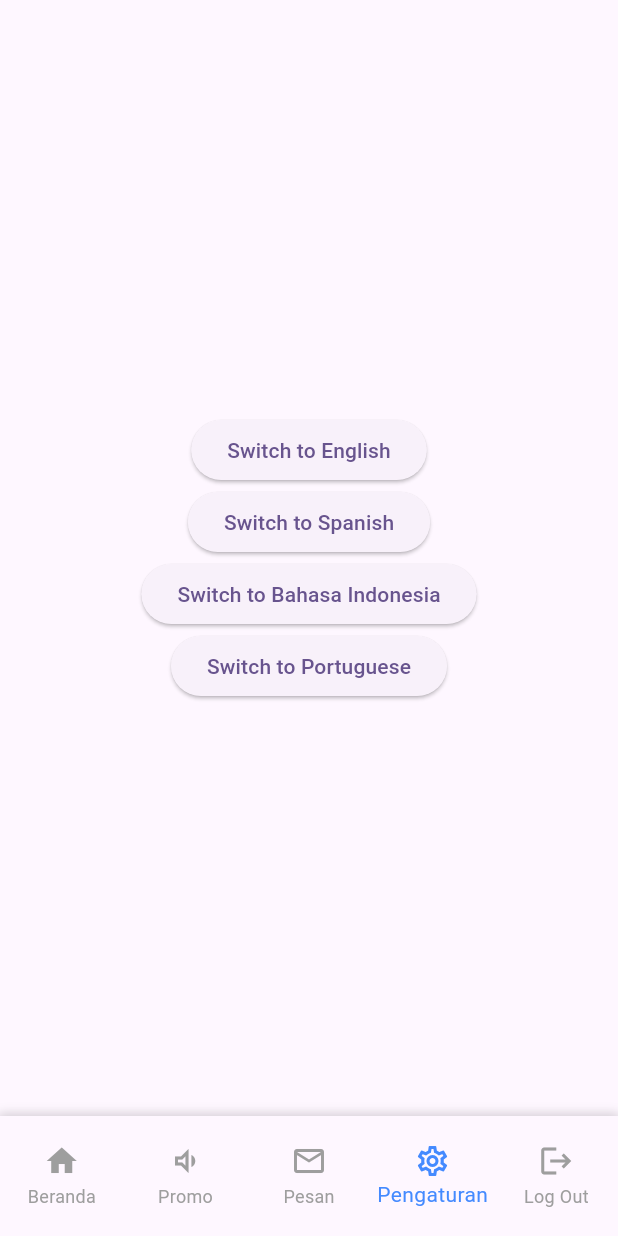
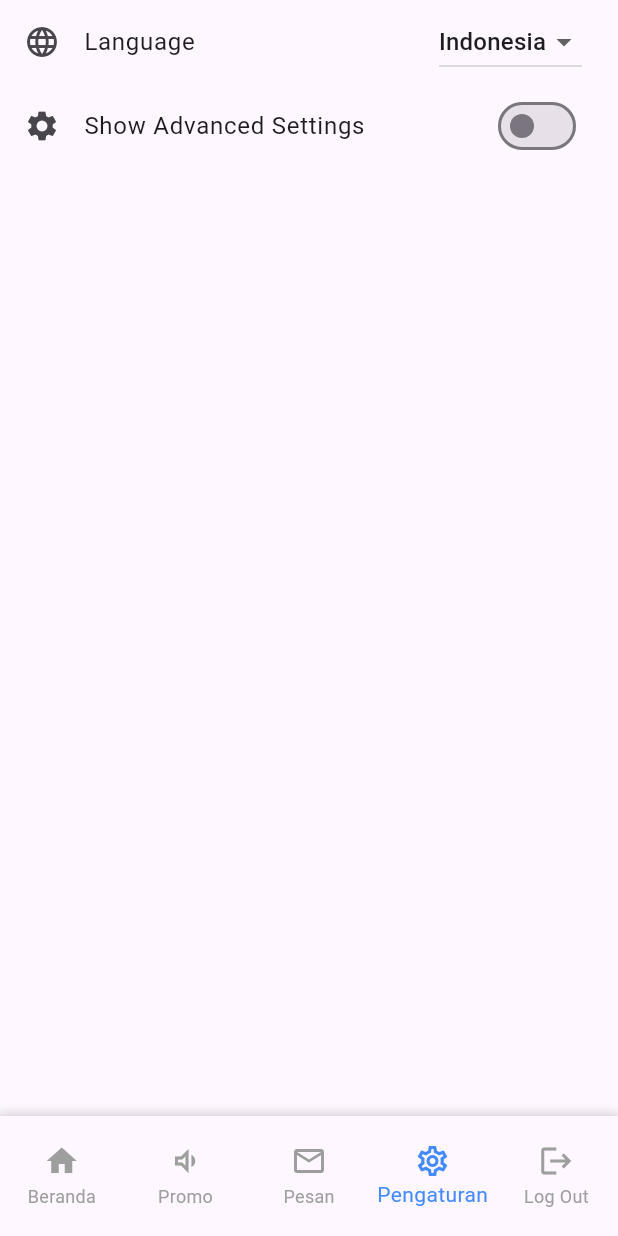
Before and after one commit to urayfajri/mobileBankApp, a Flutter app: the NavigationPage screen opened directly, item 4 of the bottom bar chosen, on a phone screen of 412 x 824 dp. Run offline on Flutter 3.47's test engine with Material 3 defaults, Android fonts, the phone set to English and light mode, and no system bars; our stand-ins replace flutter_secure_storage, localization, page_transition; missing offline and left inert: qr_code_scanner; accounts and stored records are empty; network calls fail.

Commit message:
setting page

```diff
--- a/lib/src/pages/navigation.dart
+++ b/lib/src/pages/navigation.dart
@@ -2,6 +2,7 @@ import 'package:flutter/material.dart';
 import 'package:mobile_bank_app/src/pages/home.page.dart';
 import 'package:mobile_bank_app/src/pages/login.page.dart';
 import 'package:mobile_bank_app/src/pages/chat.page.dart';
+import 'package:mobile_bank_app/src/pages/setting.page.dart';
 import 'package:mobile_bank_app/src/pages/widgets/test.dart';
 import 'package:page_transition/page_transition.dart';
 
@@ -21,6 +22,8 @@ class _NavigationPageState extends State<NavigationPage> {
         return const HomePage();
       case 2:
         return const ChatPage();
+      case 3:
+        return const SettingPage();
       default:
         return const TestPage();
     }
--- /dev/null
+++ b/lib/src/pages/setting.page.dart
@@ -0,0 +1,157 @@
+import 'package:flutter/material.dart';
+import 'package:mobile_bank_app/main.dart';
+import 'package:mobile_bank_app/src/logic/secure.storage.service.dart';
+
+class SettingPage extends StatefulWidget {
+  const SettingPage({super.key});
+
+  @override
+  // ignore: library_private_types_in_public_api
+  _SettingPageState createState() => _SettingPageState();
+}
+
+class _SettingPageState extends State<SettingPage> {
+  String _selectedLanguage = 'English';
+  bool _showAdvancedSettings = false;
+  final storage = SecureStorage();
+
+  @override
+  void initState() {
+    super.initState();
+    _checkLang();
+  }
+
+  Future<void> _checkLang() async {
+    String? currentLang = await storage.readData('lang');
+    setState(() {
+      switch (currentLang) {
+        case 'id':
+          _selectedLanguage = 'Indonesia';
+          break;
+        case 'en':
+          _selectedLanguage = 'English';
+          break;
+        case 'pt':
+          _selectedLanguage = 'Brazil';
+          break;
+        case 'es':
+          _selectedLanguage = 'Spanish';
+          break;
+        default:
+          break;
+      }
+    });
+  }
+
+  @override
+  Widget build(BuildContext context) {
+    return Scaffold(
+      appBar: null,
+      body: ListView(
+        children: <Widget>[
+          ListTile(
+            leading: const Icon(Icons.language),
+            title: const Text('Language'),
+            trailing: DropdownButton<String>(
+              value: _selectedLanguage,
+              onChanged: (newValue) {
+                setState(() {
+                  _selectedLanguage = newValue!;
+                  _changeLanguage(newValue);
+                });
+              },
+              items: <String>['English', 'Spanish', 'Brazil', 'Indonesia']
+                  .map<DropdownMenuItem<String>>((String value) {
+                return DropdownMenuItem<String>(
+                  value: value,
+                  child: Text(value),
+                );
+              }).toList(),
+            ),
+          ),
+          ListTile(
+            leading: const Icon(Icons.settings),
+            title: const Text('Show Advanced Settings'),
+            trailing: Switch(
+              value: _showAdvancedSettings,
+              onChanged: (bool value) {
+                setState(() {
+                  _showAdvancedSettings = value;
+                });
+              },
+            ),
+          ),
+          if (_showAdvancedSettings) ...[
+            ListTile(
+              leading: const Icon(Icons.wifi),
+              title: const Text('Wi-Fi'),
+              trailing: Switch(
+                value:
+                    true, // You can set initial value based on user preference
+                onChanged: (bool value) {
+                  // Do something when the switch is toggled
+                },
+              ),
+            ),
+            ListTile(
+              leading: const Icon(Icons.bluetooth),
+              title: const Text('Bluetooth'),
+              trailing: Switch(
+                value:
+                    false, // You can set initial value based on user preference
+                onChanged: (bool value) {
+                  // Do something when the switch is toggled
+                },
+              ),
+            ),
+            ListTile(
+              leading: const Icon(Icons.lightbulb),
+              title: const Text('Dark Mode'),
+              trailing: Switch(
+                value:
+                    false, // You can set initial value based on user preference
+                onChanged: (bool value) {
+                  // Do something when the switch is toggled
+                },
+              ),
+            ),
+            ListTile(
+              leading: const Icon(Icons.notifications),
+              title: const Text('Notifications'),
+              trailing: Switch(
+                value:
+                    true, // You can set initial value based on user preference
+                onChanged: (bool value) {
+                  // Do something when the switch is toggled
+                },
+              ),
+            ),
+          ],
+        ],
+      ),
+    );
+  }
+
+  void _changeLanguage(String lang) {
+    switch (lang) {
+      case 'Indonesia':
+        MyApp.changeLocale(context, const Locale('id', 'ID'));
+        storage.writeData('lang', 'id');
+        break;
+      case 'Brazil':
+        MyApp.changeLocale(context, const Locale('pt', 'BR'));
+        storage.writeData('lang', 'pt');
+        break;
+      case 'Spanish':
+        MyApp.changeLocale(context, const Locale('es', 'ES'));
+        storage.writeData('lang', 'es');
+        break;
+      case 'English':
+        MyApp.changeLocale(context, const Locale('en', 'US'));
+        storage.writeData('lang', 'en');
+        break;
+      default:
+        break;
+    }
+  }
+}
```
